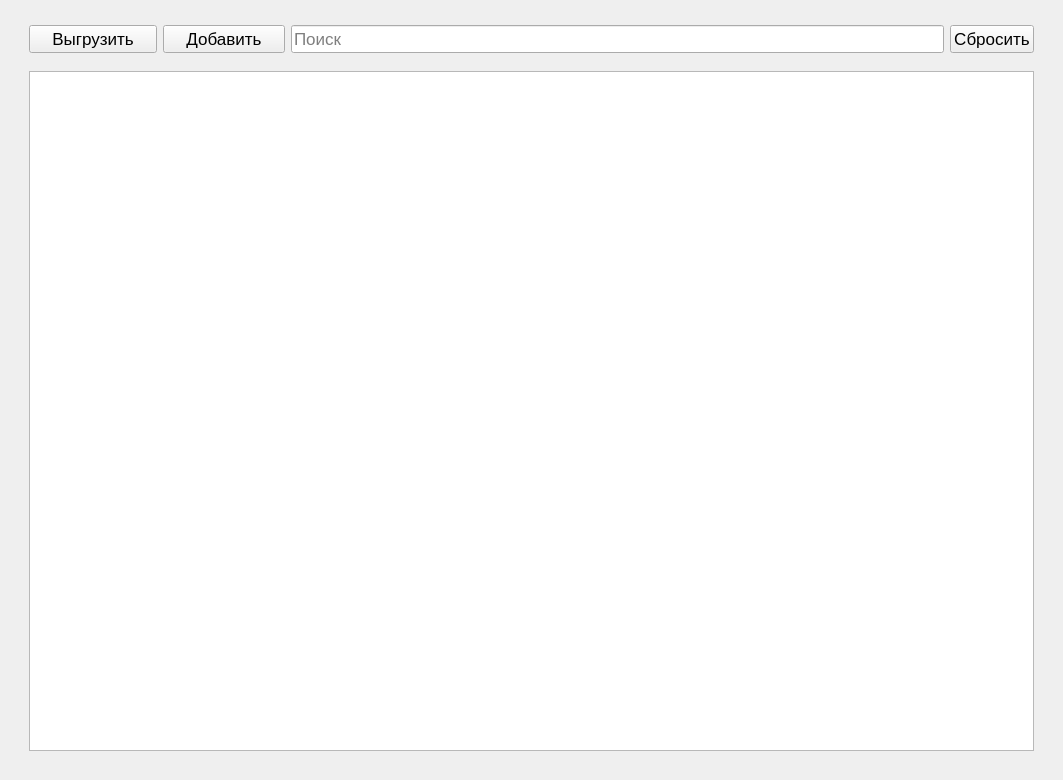
The window that ui/MainWin.ui (AndreiDuvakin/E-WorkRecord) describes before a commit, drawn with Qt 5.
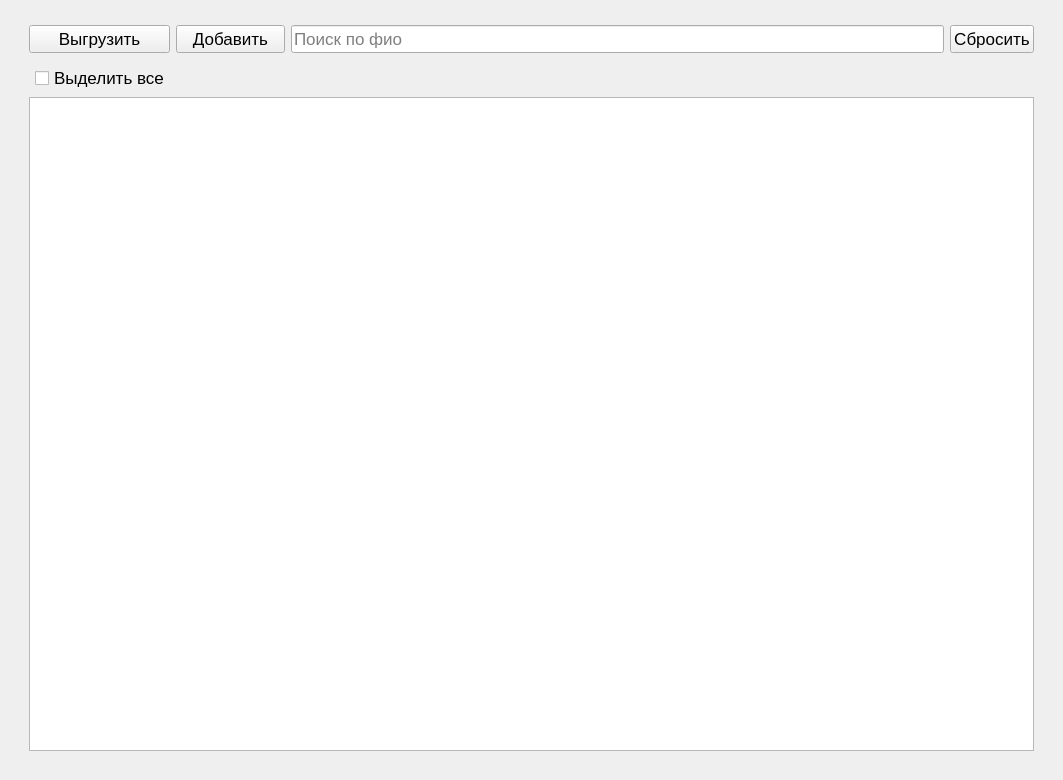
The same window after the commit.

Commit message: сделал выгрузку карточек

What changed in the file:
```diff
--- a/ui/MainWin.ui
+++ b/ui/MainWin.ui
@@ -97,7 +97,7 @@
       <item row="1" column="4">
        <widget class="QLineEdit" name="lineEdit">
         <property name="placeholderText">
-         <string>Поиск</string>
+         <string>Поиск по фио</string>
         </property>
        </widget>
       </item>
@@ -130,6 +130,13 @@
       <item row="4" column="1" colspan="7">
        <widget class="QListWidget" name="listWidget"/>
       </item>
+      <item row="3" column="2">
+       <widget class="QCheckBox" name="checkBox">
+        <property name="text">
+         <string>Выделить все</string>
+        </property>
+       </widget>
+      </item>
      </layout>
     </item>
    </layout>
```
The commit also changes 1 other file.
